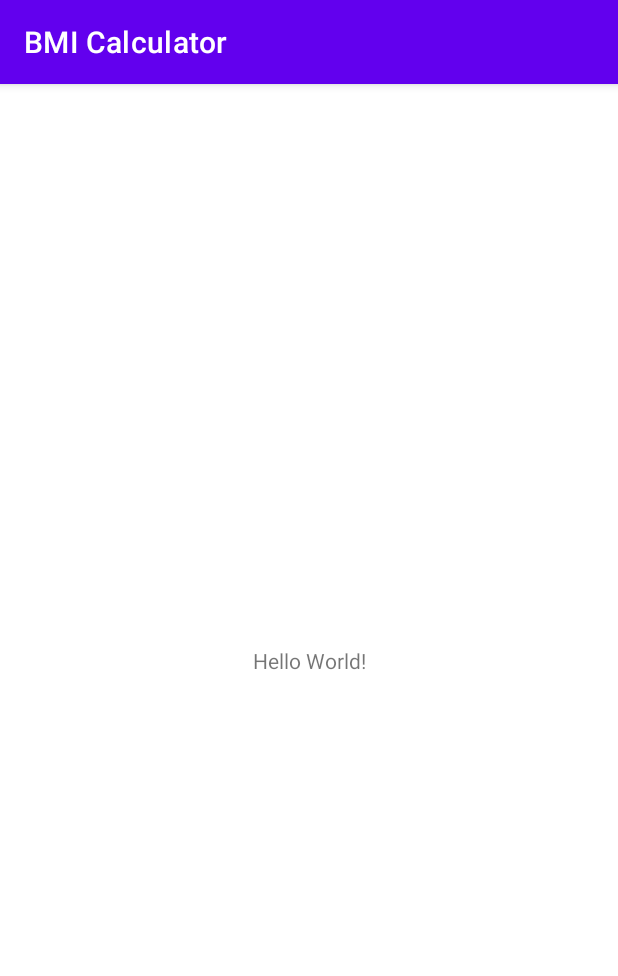
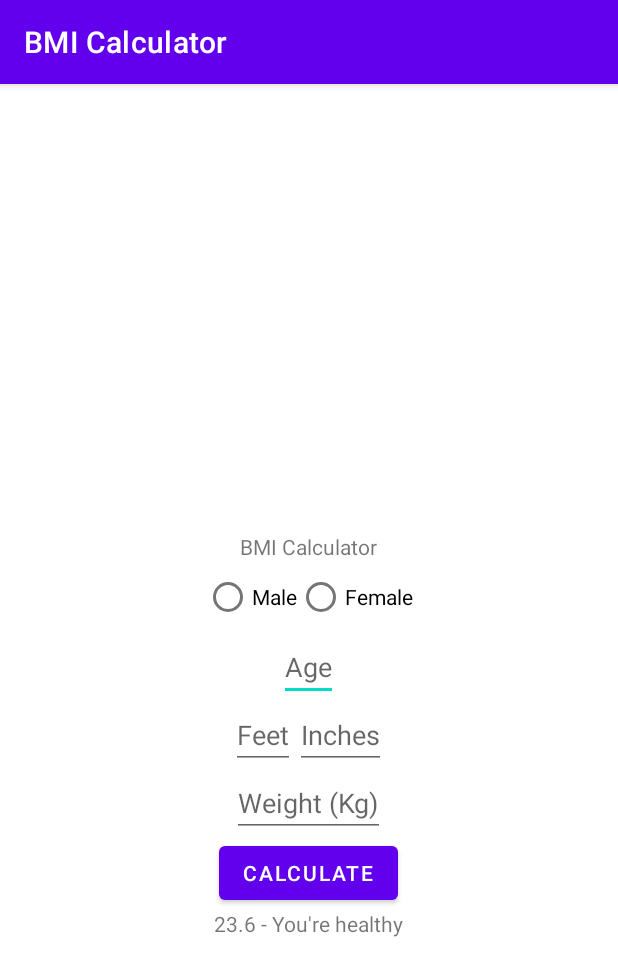
Before and after one commit to hvaandres/Android_Projects, an Android app: the screen it shows after launch (MainActivity), on a phone screen of 412 x 824 dp. Shown: the top 976 px of the screen. Run offline under Robolectric (Android 15) with nearby library versions, the phone set to English and light mode, and no system bars.

Commit message:
layout ready

```diff
--- a/BMICalculator/app/src/main/java/com/example/bmicalculator/MainActivity.kt
+++ b/BMICalculator/app/src/main/java/com/example/bmicalculator/MainActivity.kt
@@ -1,7 +1,7 @@
 package com.example.bmicalculator
 
+import android.os.Bundle
 import androidx.appcompat.app.AppCompatActivity
-import android.os.Bundle
 
 class MainActivity : AppCompatActivity() {
     override fun onCreate(savedInstanceState: Bundle?) {
--- a/BMICalculator/app/src/main/res/layout/activity_main.xml
+++ b/BMICalculator/app/src/main/res/layout/activity_main.xml
@@ -1,18 +1,77 @@
 <?xml version="1.0" encoding="utf-8"?>
-<androidx.constraintlayout.widget.ConstraintLayout xmlns:android="http://schemas.android.com/apk/res/android"
-    xmlns:app="http://schemas.android.com/apk/res-auto"
-    xmlns:tools="http://schemas.android.com/tools"
+<LinearLayout xmlns:android="http://schemas.android.com/apk/res/android"
+    android:orientation="vertical"
+    android:gravity="center"
     android:layout_width="match_parent"
-    android:layout_height="match_parent"
-    tools:context=".MainActivity">
+    android:layout_height="match_parent" >
+
+
+    <ImageView
+        android:layout_width="100dp"
+        android:layout_height="100dp" />
 
     <TextView
         android:layout_width="wrap_content"
         android:layout_height="wrap_content"
-        android:text="Hello World!"
-        app:layout_constraintBottom_toBottomOf="parent"
-        app:layout_constraintLeft_toLeftOf="parent"
-        app:layout_constraintRight_toRightOf="parent"
-        app:layout_constraintTop_toTopOf="parent" />
+        android:text="BMI Calculator"/>
 
-</androidx.constraintlayout.widget.ConstraintLayout>
+    <LinearLayout
+        android:layout_width="wrap_content"
+        android:layout_height="wrap_content"
+        android:orientation="horizontal">
+
+        <RadioButton
+            android:layout_width="wrap_content"
+            android:layout_height="wrap_content"
+            android:text="Male"/>
+
+        <RadioButton
+            android:layout_width="wrap_content"
+            android:layout_height="wrap_content"
+            android:text="Female"/>
+
+
+    </LinearLayout>
+
+    <EditText
+        android:layout_width="wrap_content"
+        android:layout_height="wrap_content"
+        android:hint="Age"/>
+
+   <LinearLayout
+       android:orientation="horizontal"
+       android:layout_width="wrap_content"
+       android:layout_height="wrap_content" >
+
+       <EditText
+           android:layout_width="wrap_content"
+           android:layout_height="wrap_content"
+           android:hint="Feet"/>
+
+       <EditText
+           android:layout_width="wrap_content"
+           android:layout_height="wrap_content"
+           android:hint="Inches"/>
+
+
+   </LinearLayout>
+
+    <EditText
+        android:layout_width="wrap_content"
+        android:layout_height="wrap_content"
+        android:hint="Weight (Kg)"/>
+
+    <Button
+        android:layout_width="wrap_content"
+        android:layout_height="wrap_content"
+        android:text="Calculate"/>
+
+    <TextView
+        android:layout_width="wrap_content"
+        android:layout_height="wrap_content"
+        android:text="23.6 - You're healthy"/>
+
+
+
+
+</LinearLayout>
```
